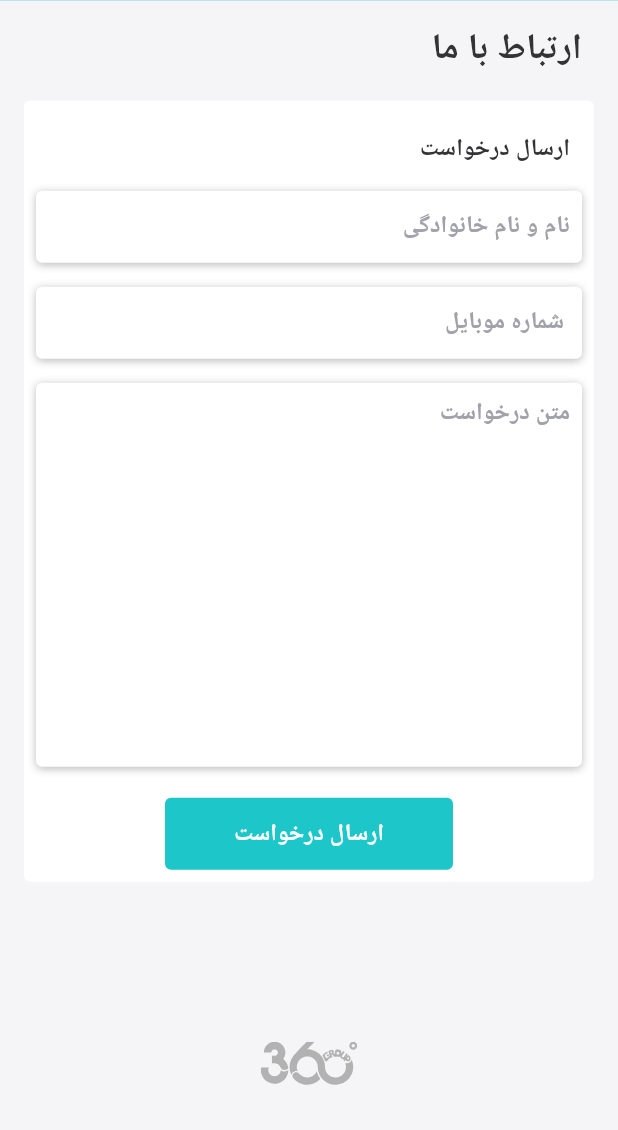
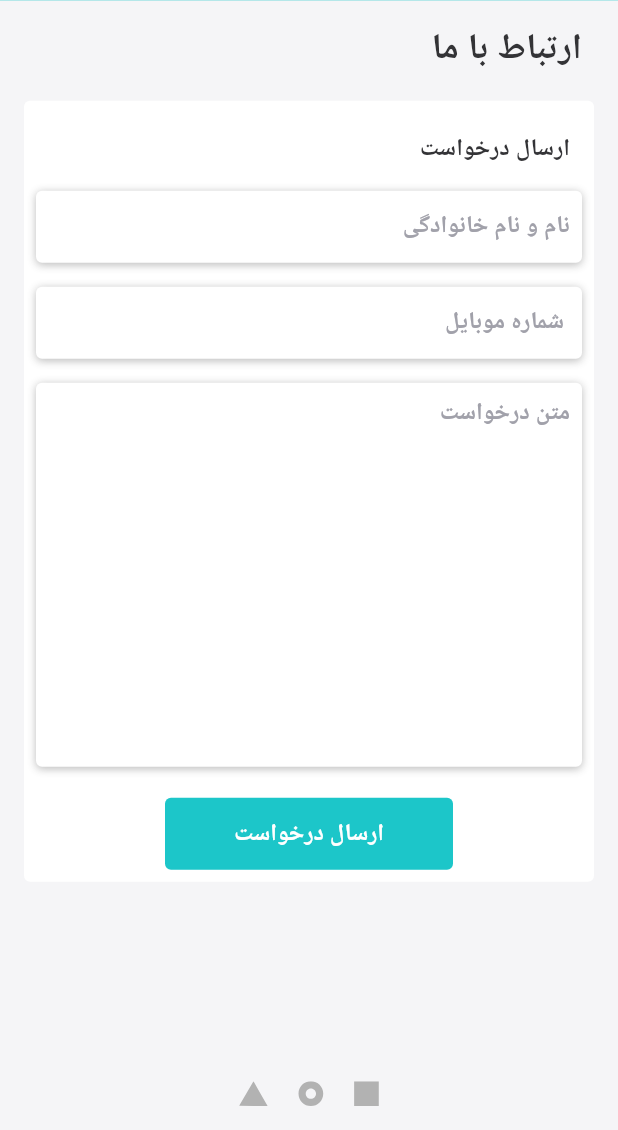
Before and after one commit to 360group-ir/Digi-plaque-, a Flutter app: the screen it shows after launch, in the side drawer, after a tap on "ارتباط با ما", on a phone screen of 412 x 824 dp, the part 106-1236 px from its top. Run offline on Flutter 3.47's test engine with Material 3 defaults, Android fonts, the phone set to English and light mode, and no system bars; our stand-ins replace cached_network_image, dio, flutter_animate, flutter_spinkit, flutter_svg, get and 4 more; Roboto replaces fonts that are missing (Vazirmatn); project files that could hold a hidden picture were left out.

Commit message:
UI Update

```diff
--- a/lib/main.dart
+++ b/lib/main.dart
@@ -8,9 +8,11 @@ import 'package:srbiau_digital_plaque/view/all_compines.dart';
 import 'package:srbiau_digital_plaque/view/company_list.dart';
 import 'package:srbiau_digital_plaque/view/eplak.dart';
 import 'package:srbiau_digital_plaque/view/mainscreen.dart';
+import 'package:url_strategy/url_strategy.dart';
 
 void main() {
   WidgetsFlutterBinding.ensureInitialized();
+   setPathUrlStrategy();
   SystemChrome.setSystemUIOverlayStyle(const SystemUiOverlayStyle(
       statusBarColor: AppColors.primaryPelak,
       systemNavigationBarColor: AppColors.primaryPelak));
@@ -63,10 +65,7 @@ class MyApp extends StatelessWidget {
           name: RouteName.routeEpelak,
           page: () => Eplak(),
         ),
-        // GetPage(
-        //   name: RouteName.contactUs,
-        //   page: () => const ContactUs(),
-        // ),
+
         GetPage(
           name: RouteName.allCompines,
           page: () => AllBusinessListPage(),
--- a/lib/view/contact_us.dart
+++ b/lib/view/contact_us.dart
@@ -3,7 +3,6 @@ import 'package:flutter/material.dart';
 import 'package:flutter_svg/svg.dart';
 import 'package:get/get.dart';
 import 'package:srbiau_digital_plaque/component/dimens.dart';
-import 'package:srbiau_digital_plaque/component/extentions.dart';
 import 'package:srbiau_digital_plaque/component/res/app_colors.dart';
 import 'package:srbiau_digital_plaque/component/res/app_text.dart';
 import 'package:srbiau_digital_plaque/component/res/text_styles.dart';
@@ -17,7 +16,7 @@ class ContactUs extends StatelessWidget {
     super.key,
   });
 
-  final Color maincolor = const  Color.fromARGB(255, 28, 198, 201);
+  final Color maincolor = const Color.fromARGB(255, 28, 198, 201);
   @override
   Widget build(BuildContext context) {
     Size size = MediaQuery.of(context).size;
@@ -32,8 +31,8 @@ class ContactUs extends StatelessWidget {
                   height: size.height * 0.086,
                   color: maincolor,
                   child: Padding(
-                    padding:
-                        const EdgeInsets.symmetric(horizontal: AppDimens.padding),
+                    padding: const EdgeInsets.symmetric(
+                        horizontal: AppDimens.padding),
                     child: Row(
                       mainAxisAlignment: MainAxisAlignment.spaceBetween,
                       children: [
@@ -54,12 +53,13 @@ class ContactUs extends StatelessWidget {
                     ),
                   ),
                 )),
-            body: SingleChildScrollView(
+            body: Flexible(
               child: Center(
                 child: SizedBox(
                   child: ConstrainedBox(
                     constraints: BoxConstraints(
-                    maxWidth: Responsive.isDesktop(context) ? 1080 : size.width),
+                        maxWidth:
+                            Responsive.isDesktop(context) ? 1080 : size.width),
                     child: Column(
                       children: [
                         const Align(
@@ -77,14 +77,16 @@ class ContactUs extends StatelessWidget {
                         SendReqForm(
                           color: maincolor,
                         ),
-                        (size.height*0.11).height,
+                        // (size.height * 0.11).height,
+                        const Expanded(child: SizedBox()),
                         Padding(
                           padding: const EdgeInsets.all(AppDimens.padding),
                           child: SvgPicture.asset(
-                            Assets.svg.groper360,
-                            height: size.height * 0.035,
+                            Assets.svg.footer,
+                            height: size.height * 0.02,
                             colorFilter: const ColorFilter.mode(
-                                Color.fromARGB(255, 178, 178, 178), BlendMode.srcIn),
+                                Color.fromARGB(255, 178, 178, 178),
+                                BlendMode.srcIn),
                           ),
                         ),
                       ],
--- a/lib/view/mainscreen.dart
+++ b/lib/view/mainscreen.dart
@@ -373,10 +373,10 @@ class _MainScreenState extends State<MainScreen> {
 
             (size.height * 0.015).height,
             Padding(
-              padding: const EdgeInsets.all(AppDimens.medium),
+              padding: const EdgeInsets.all(AppDimens.padding),
               child: SvgPicture.asset(
-                Assets.svg.groper360,
-                height: size.height * 0.035,
+                Assets.svg.footer,
+                height: size.height * 0.02,
                 colorFilter: const ColorFilter.mode(
                     Color.fromARGB(255, 178, 178, 178), BlendMode.srcIn),
               ),
--- a/lib/widgets/costum_drawer.dart
+++ b/lib/widgets/costum_drawer.dart
@@ -8,7 +8,6 @@ import 'package:srbiau_digital_plaque/gen/assets.gen.dart';
 import 'package:srbiau_digital_plaque/main.dart';
 import 'package:srbiau_digital_plaque/view/contact_us.dart';
 
-
 class CustomDrawer extends StatelessWidget {
   const CustomDrawer({super.key});
 
@@ -16,15 +15,20 @@ class CustomDrawer extends StatelessWidget {
   Widget build(BuildContext context) {
     Size size = MediaQuery.of(context).size;
     return Animate(
-      effects: const[  ScaleEffect(duration: Duration(milliseconds: 500) ,) , FadeEffect(duration: Duration(milliseconds: 500))],
+      effects: const [
+        ScaleEffect(
+          duration: Duration(milliseconds: 500),
+        ),
+        FadeEffect(duration: Duration(milliseconds: 500))
+      ],
       child: Dialog(
         shape: RoundedRectangleBorder(borderRadius: BorderRadius.circular(20)),
         backgroundColor: Colors.transparent,
         child: Container(
-          width: size.width ,
+          width: size.width,
           height: size.height,
           decoration: BoxDecoration(
-            color: const  Color.fromARGB(255, 28, 198, 201),
+            color: const Color.fromARGB(255, 28, 198, 201),
             borderRadius: BorderRadius.circular(20),
           ),
           child: Column(
@@ -47,7 +51,7 @@ class CustomDrawer extends StatelessWidget {
                   ),
                   Image.asset(
                     Assets.png.baam.path,
-                    height: size.height * 0.26,
+                    height: size.height * 0.25,
                   ),
                 ],
               ),
@@ -83,11 +87,15 @@ class CustomDrawer extends StatelessWidget {
                 },
               ),
               Padding(
-                padding: const EdgeInsets.only(bottom: AppDimens.xlarge ),
+                padding: const EdgeInsets.symmetric(
+                    horizontal: AppDimens.padding, vertical: AppDimens.xlarge),
                 child: SvgPicture.asset(
-                  Assets.svg.groper360,
-                  height: size.height * 0.04,
-                  colorFilter: const ColorFilter.mode(Colors.white60, BlendMode.srcIn),
+                  Assets.svg.footer,
+                  height: size.height * 0.02,
+                  colorFilter: const ColorFilter.mode(
+                      // Color.fromARGB(255, 178, 178, 178)
+                      Colors.white70,
+                      BlendMode.srcIn),
                 ),
               ),
             ],
--- a/pubspec.yaml
+++ b/pubspec.yaml
@@ -47,6 +47,8 @@ dependencies:
   cached_network_image: ^3.4.1
   path_provider: ^2.0.14
   flutter_native_splash: ^2.4.3
+  url_strategy: ^0.2.0
+
 
 dev_dependencies:
   flutter_test:
```
Also changed, not shown: lib/controller/all_companies_controller.dart (+12 -3 lines), lib/gen/assets.gen.dart (+9 -1 lines), lib/view/all_compines.dart (+12 -4 lines), lib/view/eplak.dart (+4 -4 lines), assets/svg/360Black.png (added), assets/svg/footer.svg (added), pubspec.lock.
